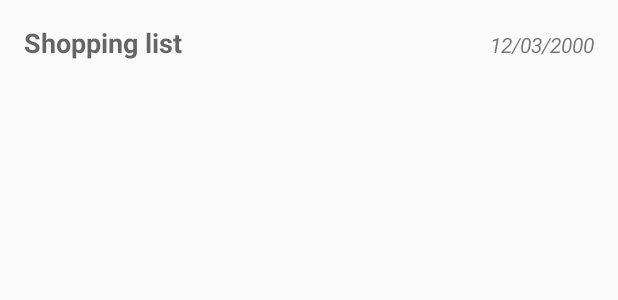
After one commit to KatKot/ShopWithMe, an Android app: the layout shopping_list_element.xml on its own in the app's theme, with its tools: preview values and no code run, on a phone screen of 412 x 824 dp. The commit adds this screen. Shown: the top 300 px of the screen. Run offline under Robolectric (Android 15) with nearby library versions, the phone set to English and light mode, and no system bars.

Commit message:
added displaying list of active shopping lists

```diff
--- a/app/src/main/java/com/kotwicka/shopwithme/persistence/db/ShoppingDatabase.java
+++ b/app/src/main/java/com/kotwicka/shopwithme/persistence/db/ShoppingDatabase.java
@@ -4,14 +4,14 @@ import android.arch.persistence.room.Database;
 import android.arch.persistence.room.RoomDatabase;
 import android.arch.persistence.room.TypeConverters;
 
-import com.kotwicka.shopwithme.persistence.converters.LocalDateConverter;
+import com.kotwicka.shopwithme.persistence.converters.DateTimeConverter;
 import com.kotwicka.shopwithme.persistence.dao.ShoppingListDao;
 import com.kotwicka.shopwithme.persistence.dao.ShoppingListItemDao;
 import com.kotwicka.shopwithme.persistence.entity.ShoppingList;
 import com.kotwicka.shopwithme.persistence.entity.ShoppingListItem;
 
 @Database(version = 1, entities = {ShoppingList.class, ShoppingListItem.class})
-@TypeConverters(LocalDateConverter.class)
+@TypeConverters(DateTimeConverter.class)
 public abstract class ShoppingDatabase extends RoomDatabase {
 
     public abstract ShoppingListDao shoppingListDao();
--- a/app/src/main/java/com/kotwicka/shopwithme/shoppinglists/model/ShoppingListCreator.java
+++ b/app/src/main/java/com/kotwicka/shopwithme/shoppinglists/model/ShoppingListCreator.java
@@ -2,7 +2,7 @@ package com.kotwicka.shopwithme.shoppinglists.model;
 
 import com.kotwicka.shopwithme.persistence.entity.ShoppingList;
 
-import org.joda.time.LocalDate;
+import org.joda.time.DateTime;
 
 public final class ShoppingListCreator {
 
@@ -13,7 +13,7 @@ public final class ShoppingListCreator {
     public static ShoppingList fromName(final String name) {
         final ShoppingList shoppingList = new ShoppingList();
         shoppingList.setArchived(false);
-        shoppingList.setCreationDate(LocalDate.now());
+        shoppingList.setCreationDate(DateTime.now());
         shoppingList.setName(name);
         return shoppingList;
     }
--- /dev/null
+++ b/app/src/main/res/layout/shopping_list_element.xml
@@ -0,0 +1,31 @@
+<?xml version="1.0" encoding="utf-8"?>
+<LinearLayout xmlns:android="http://schemas.android.com/apk/res/android"
+    xmlns:tools="http://schemas.android.com/tools"
+    android:layout_width="match_parent"
+    android:layout_height="wrap_content"
+    android:orientation="horizontal"
+    android:padding="@dimen/layout_padding">
+
+    <TextView
+        android:id="@+id/shopping_list_name"
+        android:layout_width="0dp"
+        android:layout_height="wrap_content"
+        android:layout_weight="1"
+        android:ellipsize="end"
+        android:lines="1"
+        android:textAppearance="@style/TextAppearance.AppCompat.Medium"
+        android:textStyle="bold"
+        android:paddingRight="10dp"
+        tools:text="Shopping list" />
+
+    <TextView
+        android:id="@+id/shopping_list_creation_date"
+        android:layout_width="wrap_content"
+        android:layout_height="wrap_content"
+        android:layout_weight="0"
+        android:textAppearance="@style/TextAppearance.AppCompat.Small"
+        android:textStyle="italic"
+        tools:text="12/03/2000" />
+
+
+</LinearLayout>
```
Also changed, not shown: app/src/main/java/com/kotwicka/shopwithme/persistence/converters/DateTimeConverter.java (added, +23 -0 lines), app/src/main/java/com/kotwicka/shopwithme/persistence/converters/LocalDateConverter.java (deleted, +0 -22 lines), app/src/main/java/com/kotwicka/shopwithme/persistence/dao/ShoppingListDao.java (+4 -6 lines), app/src/main/java/com/kotwicka/shopwithme/persistence/entity/ShoppingList.java (+4 -4 lines), app/src/main/java/com/kotwicka/shopwithme/persistence/repository/ShoppingListRepository.java (+7 -0 lines), app/src/main/java/com/kotwicka/shopwithme/shoppinglists/contract/ShoppingListContract.java (+11 -0 lines), app/src/main/java/com/kotwicka/shopwithme/shoppinglists/model/ShoppingListModel.java (+21 -0 lines), app/src/main/java/com/kotwicka/shopwithme/shoppinglists/model/ShoppingListViewModel.java (added, +24 -0 lines), app/src/main/java/com/kotwicka/shopwithme/shoppinglists/presenter/ShoppingListPresenter.java (+25 -0 lines), app/src/main/java/com/kotwicka/shopwithme/shoppinglists/view/MainActivity.java (+44 -1 lines), app/src/main/java/com/kotwicka/shopwithme/shoppinglists/view/adapter/ShoppingListAdapter.java (added, +74 -0 lines), app/src/main/res/layout/activity_main.xml (+7 -7 lines).
